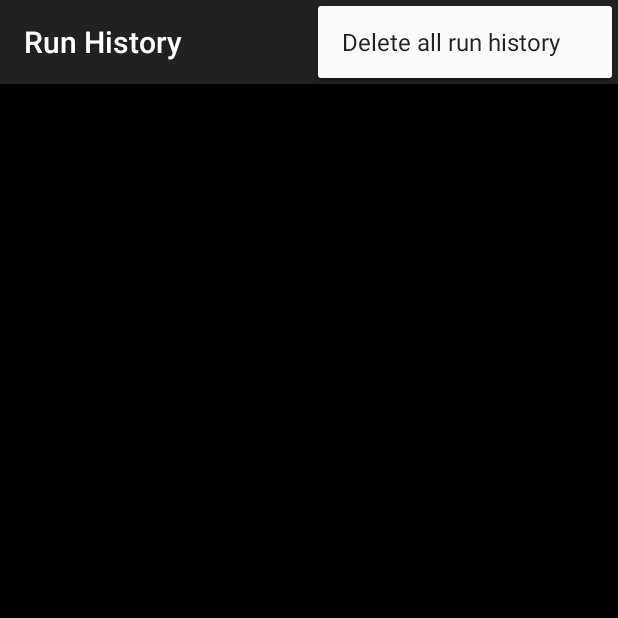
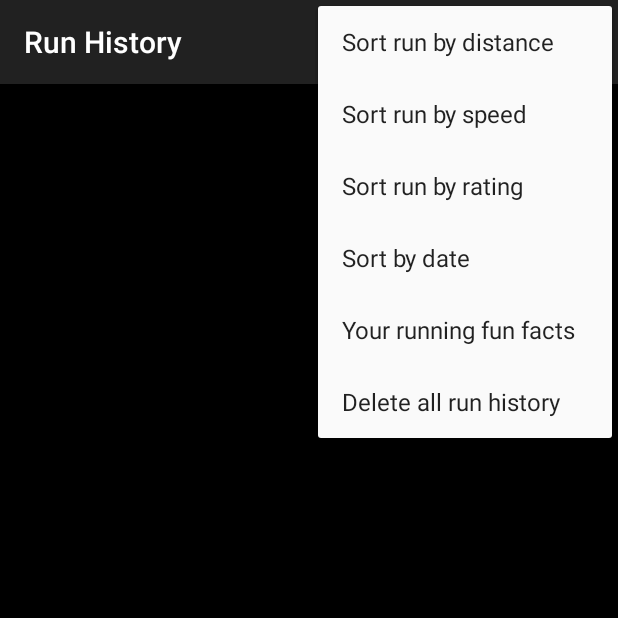
Before and after one commit to Jirat-Man/RunningTrackerAndroid, an Android app: the AnalyticsActivity screen opened directly, with no data from a screen before it, with the options menu open, on a phone screen of 412 x 824 dp, the top half of it. Run offline under Robolectric (Android 15) with nearby library versions, the light colour scheme and no system bars; our stand-ins replace Room's generated code, data binding.

Commit message:
sort run by different data

```diff
--- a/app/src/main/java/com/example/runningtracker_manpadungkit/Room/RunDao.java
+++ b/app/src/main/java/com/example/runningtracker_manpadungkit/Room/RunDao.java
@@ -27,4 +27,14 @@ public interface RunDao {
 
     @Query("SELECT * FROM run_record ORDER BY run_id DESC")
     LiveData<List<RunEntity>> getAllRuns();
+
+    @Query("SELECT * FROM run_record ORDER BY rating DESC")
+    LiveData<List<RunEntity>> getAllRunsByRating();
+
+    @Query("SELECT * FROM run_record ORDER BY speed ASC")
+    LiveData<List<RunEntity>> getAllRunsBySpeed();
+
+    @Query("SELECT * FROM run_record ORDER BY run_distance DESC")
+    LiveData<List<RunEntity>> getAllRunsByDistance();
+
 }
--- a/app/src/main/java/com/example/runningtracker_manpadungkit/Room/RunRoomDatabase.java
+++ b/app/src/main/java/com/example/runningtracker_manpadungkit/Room/RunRoomDatabase.java
@@ -12,8 +12,8 @@ import androidx.annotation.NonNull;
 import java.util.concurrent.ExecutorService;
 import java.util.concurrent.Executors;
 
-@Database(entities = {RunEntity.class}, version = 9, exportSchema = false)
-@TypeConverters({BitmapStringConverter.class})// This will convert Bitmap to String and vice-versa
+@Database(entities = {RunEntity.class}, version = 11, exportSchema = false)
+//@TypeConverters({BitmapStringConverter.class})// This will convert Bitmap to String and vice-versa
 
 public abstract class RunRoomDatabase extends RoomDatabase {
     private static RunRoomDatabase instance;
--- a/app/src/main/res/menu/analytics_menu.xml
+++ b/app/src/main/res/menu/analytics_menu.xml
@@ -1,8 +1,23 @@
 <?xml version="1.0" encoding="utf-8"?>
-<menu xmlns:android="http://schemas.android.com/apk/res/android">
+<menu xmlns:app="http://schemas.android.com/apk/res-auto"
+    xmlns:android="http://schemas.android.com/apk/res/android">
+    <item
+        android:id="@+id/sortDistance"
+        android:title="@string/sort_run_by_distance" />
+    <item
+        android:id="@+id/sortSpeed"
+        android:title="@string/sort_run_by_speed" />
+    <item
+        android:id="@+id/sortRating"
+        android:title="@string/sort_run_by_rating" />
+    <item
+        android:id="@+id/sortDate"
+        android:title="@string/sort_by_date" />
+    <item
+        android:id="@+id/getFunFact"
+        android:title="@string/your_running_fun_facts" />
     <item
         android:id="@+id/deleteAllRun"
-        android:title="@string/delete_all_run_history"
-        />
+        android:title="@string/delete_all_run_history" />
 
 </menu>
--- a/app/src/main/res/values/strings.xml
+++ b/app/src/main/res/values/strings.xml
@@ -43,4 +43,12 @@
     <string name="min_km">min/km</string>
     <string name="tracking_run_text">Tracking Run</string>
     <string name="keep_running">Keep running, you got this!</string>
+    <string name="delete_all_run">Delete all runs?</string>
+    <string name="confirm_delete_all_run">Click confirm to delete all runs</string>
+    <string name="sort_run_by_distance">Sort run by distance</string>
+    <string name="sort_run_by_duration">Sort run by duration</string>
+    <string name="sort_run_by_speed">Sort run by speed</string>
+    <string name="sort_run_by_rating">Sort run by rating</string>
+    <string name="your_running_fun_facts">Your running fun facts</string>
+    <string name="sort_by_date">Sort by date</string>
 </resources>
```
Also changed, not shown: app/src/main/AndroidManifest.xml (+14 -5 lines), app/src/main/java/com/example/runningtracker_manpadungkit/Repository/RunRepository.java (+18 -1 lines), app/src/main/java/com/example/runningtracker_manpadungkit/Room/RunEntity.java (+5 -5 lines), app/src/main/java/com/example/runningtracker_manpadungkit/RunViewModel.java (+22 -1 lines), app/src/main/java/com/example/runningtracker_manpadungkit/Ui/AnalyticsActivity.java (+68 -8 lines), app/src/main/java/com/example/runningtracker_manpadungkit/Ui/WorkoutSummaryActivity.java (+8 -8 lines).
